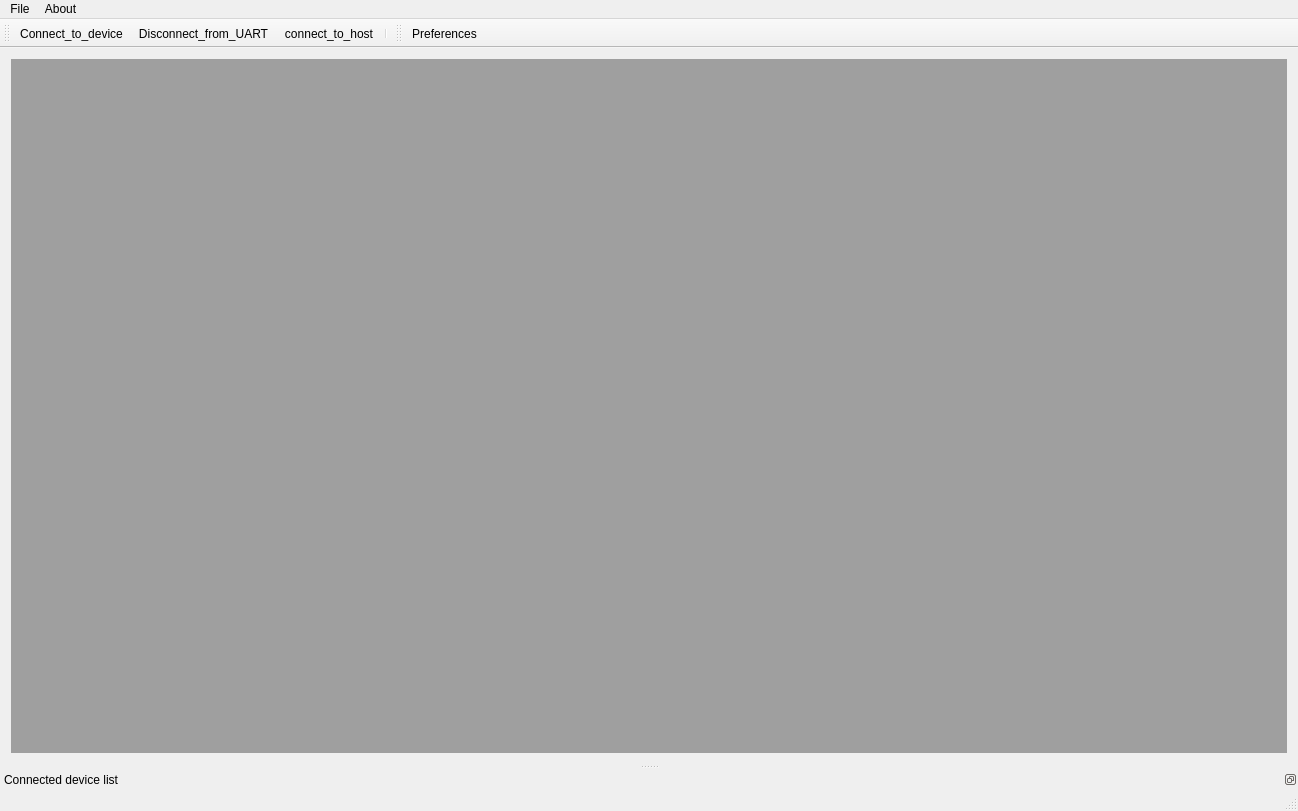
The window that AirCoolControll/AirCoolControll/aircoolcontroll.ui (ComEngineering/AirCoolControl_Desktop) describes before a commit, drawn with Qt 5.
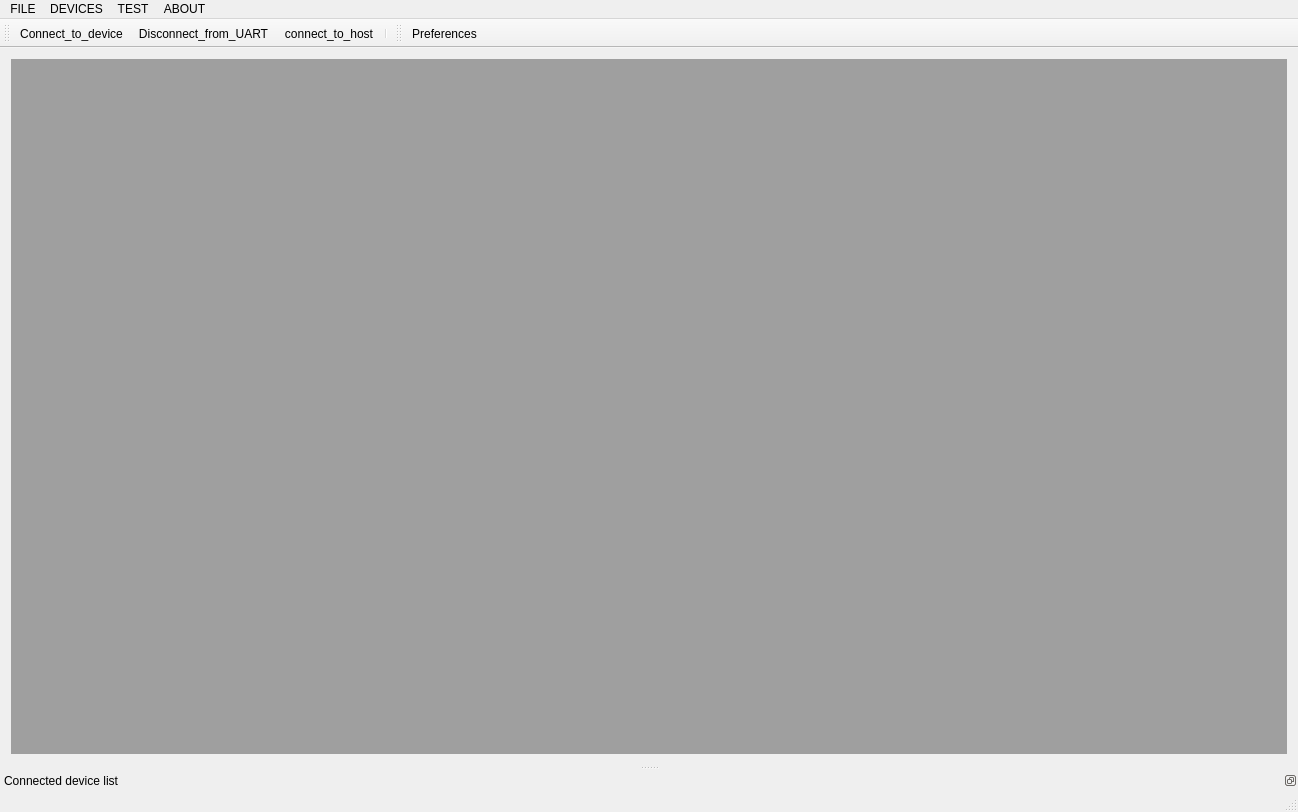
The same window after the commit. Icons and pictures are not drawn. Custom widgets are drawn as their Qt base class.

What changed in the file:
```diff
--- a/AirCoolControll/AirCoolControll/aircoolcontroll.ui
+++ b/AirCoolControll/AirCoolControll/aircoolcontroll.ui
@@ -10,7 +10,7 @@
     <x>0</x>
     <y>0</y>
     <width>1298</width>
-    <height>811</height>
+    <height>812</height>
    </rect>
   </property>
   <property name="windowTitle">
@@ -37,7 +37,7 @@
    </property>
    <widget class="QMenu" name="menuFile">
     <property name="title">
-     <string>File</string>
+     <string>FILE</string>
     </property>
     <addaction name="actionConnect_to_device"/>
     <addaction name="actionConnect_to_host"/>
@@ -45,10 +45,26 @@
    </widget>
    <widget class="QMenu" name="menuAbout">
     <property name="title">
-     <string>About</string>
+     <string>ABOUT</string>
     </property>
    </widget>
+   <widget class="QMenu" name="menuDEVICES">
+    <property name="title">
+     <string>DEVICES</string>
+    </property>
+    <addaction name="actionCreate_new_config"/>
+    <addaction name="actionEdit_configuration"/>
+   </widget>
+   <widget class="QMenu" name="menuTEST">
+    <property name="title">
+     <string>TEST</string>
+    </property>
+    <addaction name="actionCreate_new_test"/>
+    <addaction name="actionEdit_test"/>
+   </widget>
    <addaction name="menuFile"/>
+   <addaction name="menuDEVICES"/>
+   <addaction name="menuTEST"/>
    <addaction name="menuAbout"/>
   </widget>
   <widget class="QToolBar" name="mainToolBar">
```
Left out of the diff: 32 changed lines with no effect on the pictures.
